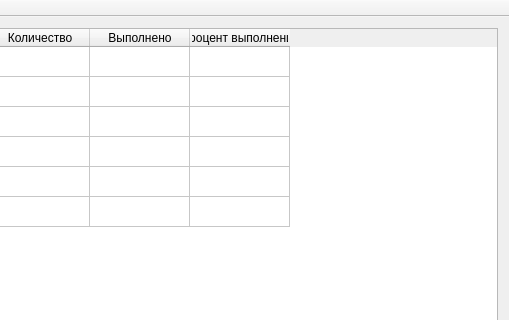
Old version of the form src/mainwindow.ui in the repository AngelinaKalyaeva/gui_1h2020-fitness; both pictures show x 741 to 1250 and y 0 to 320 of the 1250 by 500 pixel window.
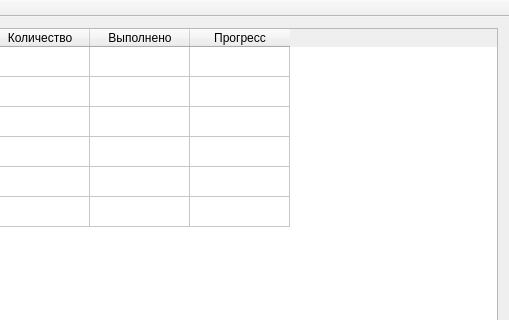
New version of the form.

The edit to the form file:
```diff
--- a/src/mainwindow.ui
+++ b/src/mainwindow.ui
@@ -98,7 +98,7 @@
         </column>
         <column>
          <property name="text">
-          <string>Процент выполнения</string>
+          <string>Прогресс</string>
          </property>
         </column>
        </widget>
```
